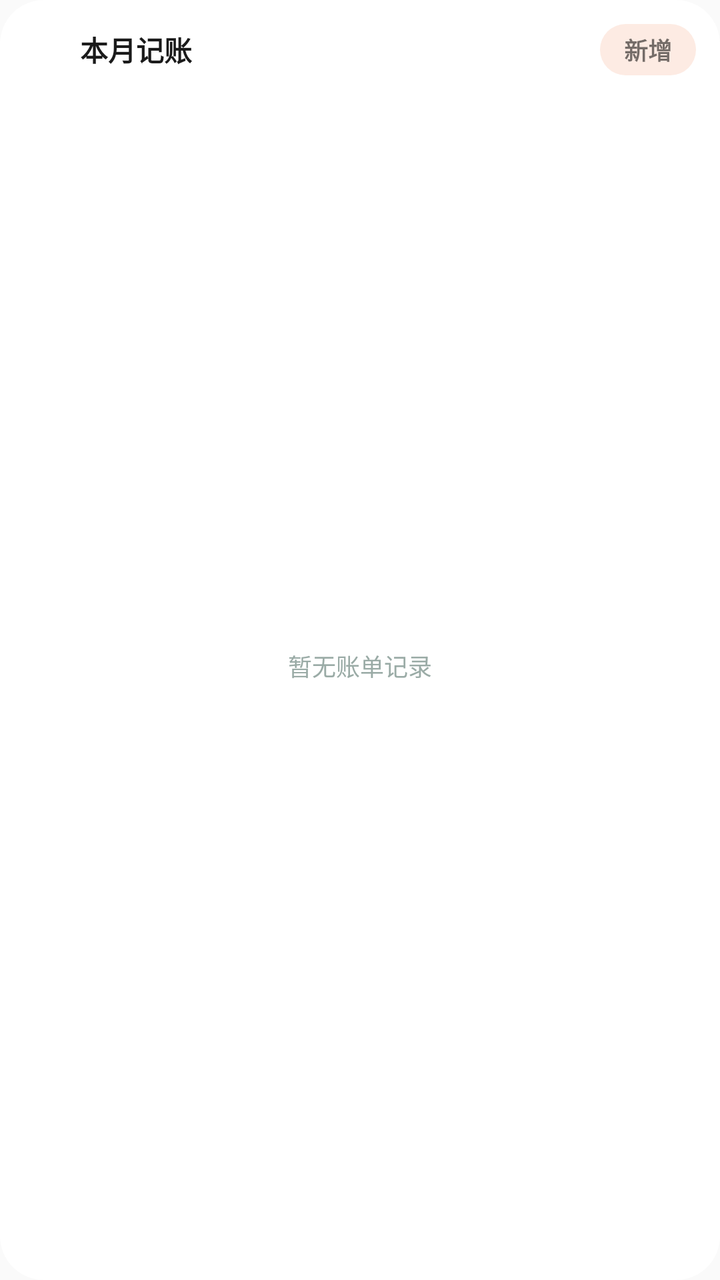
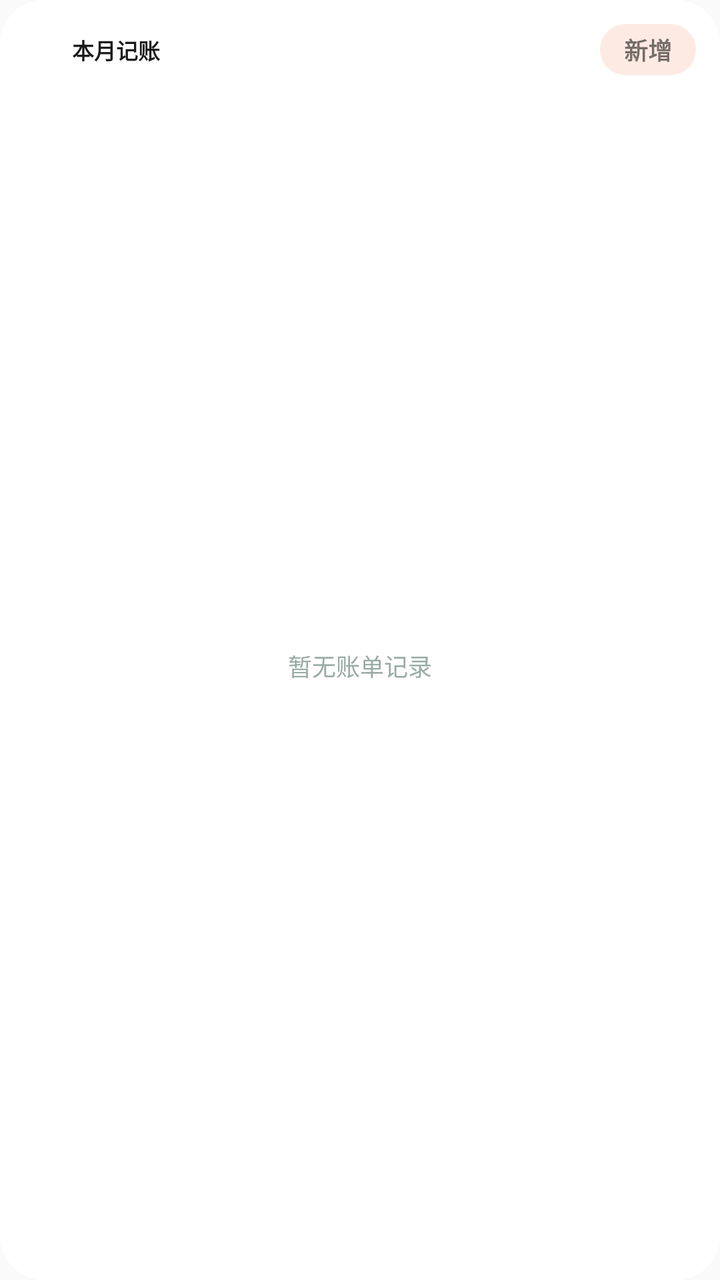

An Android layout rendered at two revisions. The XML below is the earlier revision; the diff shows what the commit changed to produce the second picture.
<!-- AndroidManifest.xml: application theme Theme.PalmNote -->
<!-- res/layout/widget_bill_unified.xml -->
<?xml version="1.0" encoding="utf-8"?>
<LinearLayout xmlns:android="http://schemas.android.com/apk/res/android"
    android:id="@+id/widget_layout"
    android:layout_width="match_parent"
    android:layout_height="match_parent"
    android:orientation="vertical"
    android:padding="12dp"
    android:background="@drawable/widget_card_round">

    
    <LinearLayout
        android:layout_width="match_parent"
        android:layout_height="wrap_content"
        android:orientation="horizontal"
        android:gravity="center_vertical">

        <FrameLayout
            android:layout_width="@dimen/widget_icon_badge"
            android:layout_height="@dimen/widget_icon_badge">

            <ImageView
                android:id="@+id/widget_bill_badge"
                android:layout_width="match_parent"
                android:layout_height="match_parent"
                android:src="@drawable/widget_shape_circle"
                android:contentDescription="@null" />

            <TextView
                android:layout_width="match_parent"
                android:layout_height="match_parent"
                android:text="¥"
                android:textSize="11sp"
                android:textStyle="bold"
                android:textColor="#FFFFFFFF"
                android:gravity="center" />
        </FrameLayout>

        <TextView
            android:layout_width="0dp"
            android:layout_height="wrap_content"
            android:layout_weight="1"
            android:text="@string/widget_bill_title"
            android:textSize="@dimen/widget_text_title"
            android:textColor="@color/widget_v2_text_primary"
            android:textStyle="bold"
            android:layout_marginStart="8dp" />

        <TextView
            android:id="@+id/widget_add_btn"
            android:layout_width="wrap_content"
            android:layout_height="wrap_content"
            android:text="@string/widget_add"
            android:textSize="12sp"
            android:textStyle="bold"
            android:background="@drawable/widget_pill_tint1"
            android:paddingHorizontal="12dp"
            android:paddingVertical="4dp" />
    </LinearLayout>

    
    <LinearLayout
        android:id="@+id/widget_content_with_data"
        android:layout_width="match_parent"
        android:layout_height="0dp"
        android:layout_weight="1"
        android:orientation="horizontal"
        android:gravity="bottom"
        android:layout_marginTop="9dp"
        android:visibility="gone">

        <LinearLayout
            android:layout_width="96dp"
            android:layout_height="match_parent"
            android:orientation="vertical"
            android:gravity="center_vertical">

            <TextView
                android:layout_width="wrap_content"
                android:layout_height="wrap_content"
                android:text="@string/widget_expense_label"
                android:textSize="@dimen/widget_text_micro"
                android:textColor="@color/widget_v2_text_secondary" />

            <TextView
                android:id="@+id/widget_expense_amount"
                android:layout_width="wrap_content"
                android:layout_height="wrap_content"
                android:text="0"
                android:textSize="26sp"
                android:textColor="@color/widget_v2_text_primary"
                android:textStyle="bold"
                android:layout_marginTop="1dp"
                android:maxLines="1"
                android:ellipsize="end" />

            
            <FrameLayout
                android:id="@+id/widget_bill_budget_bar"
                android:layout_width="match_parent"
                android:layout_height="9dp"
                android:layout_marginTop="8dp">

                <ImageView
                    android:layout_width="match_parent"
                    android:layout_height="match_parent"
                    android:src="@drawable/widget_bar_track"
                    android:contentDescription="@null" />

                <ImageView
                    android:id="@+id/widget_bill_budget_fill"
                    android:layout_width="match_parent"
                    android:layout_height="match_parent"
                    android:src="@drawable/widget_bar_fill"
                    android:contentDescription="@null" />
            </FrameLayout>

            <LinearLayout
                android:layout_width="match_parent"
                android:layout_height="wrap_content"
                android:orientation="horizontal"
                android:gravity="center_vertical"
                android:layout_marginTop="4dp">

                <TextView
                    android:id="@+id/widget_budget_card_label"
                    android:layout_width="wrap_content"
                    android:layout_height="wrap_content"
                    android:text="@string/widget_budget_used"
                    android:textSize="@dimen/widget_text_micro"
                    android:textColor="@color/widget_v2_text_secondary" />

                <TextView
                    android:id="@+id/widget_budget_amount"
                    android:layout_width="0dp"
                    android:layout_height="wrap_content"
                    android:layout_weight="1"
                    android:text="0"
                    android:textSize="@dimen/widget_text_micro"
                    android:textColor="@color/widget_v2_text_primary"
                    android:textStyle="bold"
                    android:layout_marginStart="4dp"
                    android:maxLines="1"
                    android:ellipsize="end" />
            </LinearLayout>
        </LinearLayout>

        
        <LinearLayout
            android:layout_width="0dp"
            android:layout_height="match_parent"
            android:layout_weight="1"
            android:orientation="vertical"
            android:layout_marginStart="12dp">

            <LinearLayout
                android:layout_width="match_parent"
                android:layout_height="0dp"
                android:layout_weight="1"
                android:orientation="horizontal"
                android:gravity="bottom">

                <ImageView
                    android:id="@+id/widget_bill_bar_0"
                    android:layout_width="0dp"
                    android:layout_height="match_parent"
                    android:layout_weight="1"
                    android:src="@drawable/widget_bar_clip"
                    android:contentDescription="@null" />

                <ImageView
                    android:id="@+id/widget_bill_bar_1"
                    android:layout_width="0dp"
                    android:layout_height="match_parent"
                    android:layout_weight="1"
                    android:layout_marginStart="4dp"
                    android:src="@drawable/widget_bar_clip"
                    android:contentDescription="@null" />

                <ImageView
                    android:id="@+id/widget_bill_bar_2"
                    android:layout_width="0dp"
                    android:layout_height="match_parent"
                    android:layout_weight="1"
                    android:layout_marginStart="4dp"
                    android:src="@drawable/widget_bar_clip"
                    android:contentDescription="@null" />

                <ImageView
                    android:id="@+id/widget_bill_bar_3"
                    android:layout_width="0dp"
                    android:layout_height="match_parent"
                    android:layout_weight="1"
                    android:layout_marginStart="4dp"
                    android:src="@drawable/widget_bar_clip"
                    android:contentDescription="@null" />

                <ImageView
                    android:id="@+id/widget_bill_bar_4"
                    android:layout_width="0dp"
                    android:layout_height="match_parent"
                    android:layout_weight="1"
                    android:layout_marginStart="4dp"
                    android:src="@drawable/widget_bar_clip"
                    android:contentDescription="@null" />

                <ImageView
                    android:id="@+id/widget_bill_bar_5"
                    android:layout_width="0dp"
                    android:layout_height="match_parent"
                    android:layout_weight="1"
                    android:layout_marginStart="4dp"
                    android:src="@drawable/widget_bar_clip"
                    android:contentDescription="@null" />

                <ImageView
                    android:id="@+id/widget_bill_bar_6"
                    android:layout_width="0dp"
                    android:layout_height="match_parent"
                    android:layout_weight="1"
                    android:layout_marginStart="4dp"
                    android:src="@drawable/widget_bar_clip"
                    android:contentDescription="@null" />
            </LinearLayout>

            <TextView
                android:layout_width="match_parent"
                android:layout_height="wrap_content"
                android:text="@string/widget_bill_week_label"
                android:textSize="@dimen/widget_text_micro"
                android:textColor="@color/widget_v2_text_tertiary"
                android:gravity="center"
                android:layout_marginTop="3dp" />
        </LinearLayout>
    </LinearLayout>

    
    <LinearLayout
        android:id="@+id/widget_empty_state"
        android:layout_width="match_parent"
        android:layout_height="0dp"
        android:layout_weight="1"
        android:orientation="vertical"
        android:gravity="center"
        android:visibility="visible">

        <TextView
            android:layout_width="wrap_content"
            android:layout_height="wrap_content"
            android:text="@string/widget_bill_empty"
            android:textSize="12sp"
            android:textColor="@color/widget_v2_text_tertiary" />
    </LinearLayout>

</LinearLayout>
<!-- resources referenced by this layout -->
<resources>
  <color name="widget_v2_text_primary">#FF1A1A1A</color>
  <color name="widget_v2_text_secondary">#FF7C8A86</color>
  <color name="widget_v2_text_tertiary">#FF9AABA6</color>
  <dimen name="widget_icon_badge">20dp</dimen>
  <dimen name="widget_text_micro">10sp</dimen>
  <dimen name="widget_text_title">14sp</dimen>
  <!-- drawable widget_bar_clip (drawable) -->
  <?xml version="1.0" encoding="utf-8"?>
  <clip xmlns:android="http://schemas.android.com/apk/res/android"
      android:clipOrientation="vertical"
      android:gravity="bottom">
      <shape android:shape="rectangle">
          <solid android:color="#FFFFFFFF" />
          <corners android:radius="3dp" />
      </shape>
  </clip>
  <!-- drawable widget_bar_fill (drawable) -->
  <?xml version="1.0" encoding="utf-8"?>
  <clip xmlns:android="http://schemas.android.com/apk/res/android"
      android:clipOrientation="horizontal"
      android:gravity="left">
      <shape android:shape="rectangle">
          <solid android:color="#FFFFFF" />
          <corners android:radius="2dp" />
      </shape>
  </clip>
  <!-- drawable widget_bar_track (drawable) -->
  <?xml version="1.0" encoding="utf-8"?>
  <shape xmlns:android="http://schemas.android.com/apk/res/android" android:shape="rectangle">
      <solid android:color="@color/widget_v2_ring" />
      <corners android:radius="2dp" />
  </shape>
  <!-- drawable widget_card_round (drawable) -->
  <?xml version="1.0" encoding="utf-8"?>
  <shape xmlns:android="http://schemas.android.com/apk/res/android" android:shape="rectangle">
      <solid android:color="@color/widget_v2_card_bg" />
      <corners android:radius="22dp" />
  </shape>
  <!-- drawable widget_pill_tint1 (drawable) -->
  <?xml version="1.0" encoding="utf-8"?>
  <shape xmlns:android="http://schemas.android.com/apk/res/android"
      android:shape="rectangle">
      <solid android:color="@color/widget_tint_1" />
      <corners android:radius="99dp" />
  </shape>
  <!-- drawable widget_shape_circle (drawable) -->
  <?xml version="1.0" encoding="utf-8"?>
  <shape xmlns:android="http://schemas.android.com/apk/res/android"
      android:shape="oval">
      <solid android:color="#FFFFFF" />
  </shape>
  <string name="widget_add">新增</string>
  <string name="widget_bill_empty">暂无账单记录</string>
  <string name="widget_bill_title">本月记账</string>
  <string name="widget_bill_week_label">近 7 天</string>
  <string name="widget_budget_used">预算已用</string>
  <string name="widget_expense_label">支出</string>
  <style name="Theme.PalmNote" parent="Theme.AppCompat.DayNight.NoActionBar">
          <item name="android:statusBarColor">@android:color/transparent</item>
          <item name="android:navigationBarColor">@android:color/transparent</item>
          <item name="android:windowLightStatusBar">true</item>
      </style>
  <color name="widget_v2_ring">#FFC4CFCC</color>
  <color name="widget_v2_card_bg">#FFFFFFFF</color>
  <color name="widget_tint_1">#FFFDEBE3</color>
</resources>

<!-- the commit's change to res/layout/widget_bill_unified.xml (unified diff, before → after) -->
@@ -69,7 +69,7 @@
         android:visibility="gone">
 
         <LinearLayout
-            android:layout_width="96dp"
+            android:layout_width="100dp"
             android:layout_height="match_parent"
             android:orientation="vertical"
             android:gravity="center_vertical">
@@ -86,7 +86,7 @@
                 android:layout_width="wrap_content"
                 android:layout_height="wrap_content"
                 android:text="0"
-                android:textSize="26sp"
+                android:textSize="33sp"
                 android:textColor="@color/widget_v2_text_primary"
                 android:textStyle="bold"
                 android:layout_marginTop="1dp"
@@ -97,7 +97,7 @@
             <FrameLayout
                 android:id="@+id/widget_bill_budget_bar"
                 android:layout_width="match_parent"
-                android:layout_height="9dp"
+                android:layout_height="10dp"
                 android:layout_marginTop="8dp">
 
                 <ImageView
<!-- resource entries referenced after the edit -->
@@ -3,9 +3,9 @@
   <color name="widget_v2_text_primary">#FF1A1A1A</color>
   <color name="widget_v2_text_secondary">#FF7C8A86</color>
   <color name="widget_v2_text_tertiary">#FF9AABA6</color>
-  <dimen name="widget_icon_badge">20dp</dimen>
+  <dimen name="widget_icon_badge">16dp</dimen>
   <dimen name="widget_text_micro">10sp</dimen>
-  <dimen name="widget_text_title">14sp</dimen>
+  <dimen name="widget_text_title">11sp</dimen>
   <!-- drawable widget_bar_clip (drawable) -->
   <?xml version="1.0" encoding="utf-8"?>
   <clip xmlns:android="http://schemas.android.com/apk/res/android"
